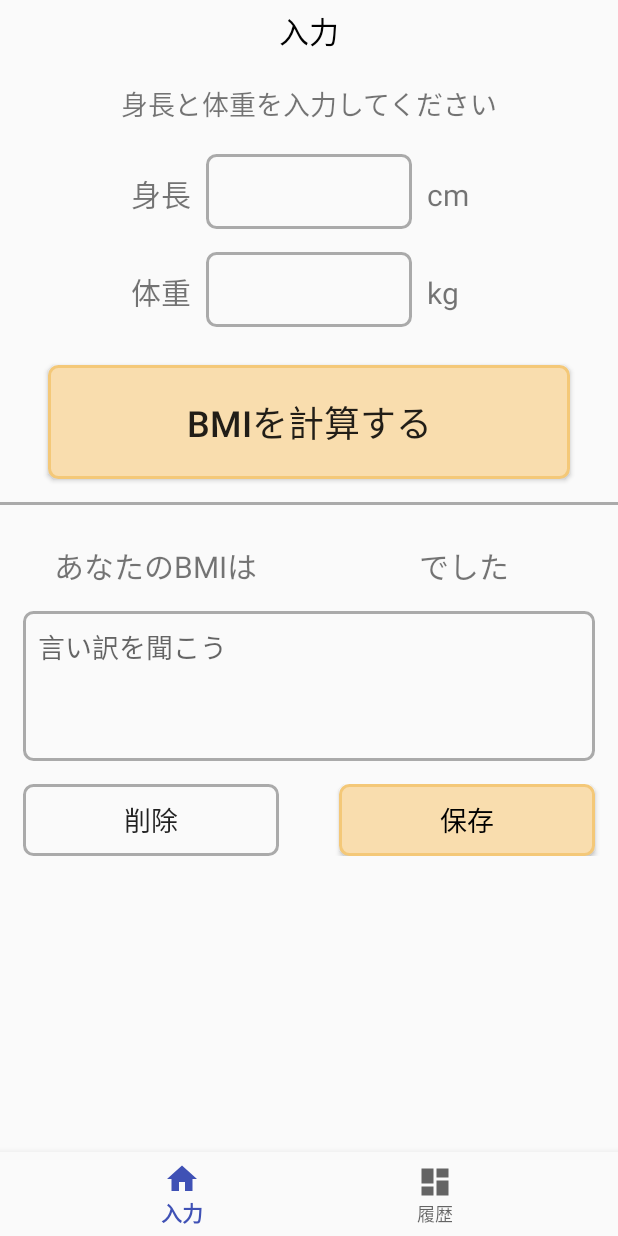
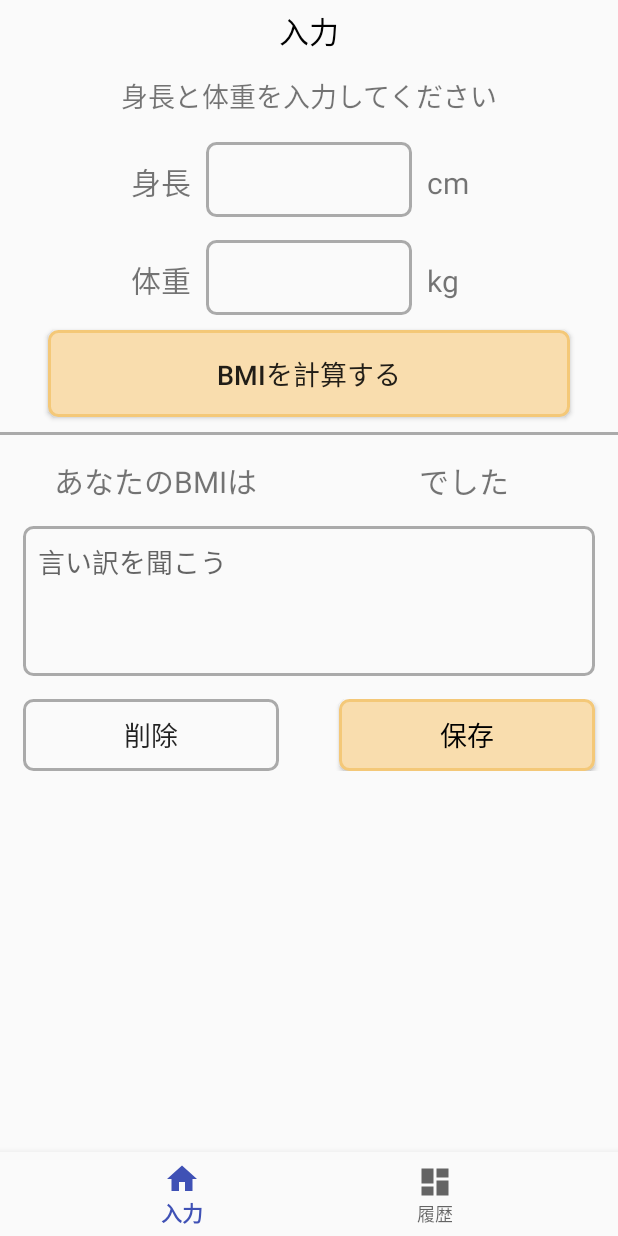
Before and after one commit to r-hisaura/BMIApp-Android, an Android app: the screen it shows after launch (MainActivity), on a phone screen of 412 x 824 dp. Run offline under Robolectric (Android 15) with nearby library versions, the phone set to English and light mode, and no system bars.

Commit message:
解像度の低い端末で見切れていたので、微調整

```diff
--- a/app/src/main/res/layout-v26/fragment_input.xml
+++ b/app/src/main/res/layout/fragment_input.xml
@@ -43,8 +43,8 @@
                 android:id="@+id/caption_text"
                 android:layout_width="match_parent"
                 android:layout_height="wrap_content"
-                android:layout_marginTop="15dp"
                 android:layout_marginBottom="10dp"
+                android:layout_marginTop="10dp"
                 android:gravity="center"
                 android:text="@string/info_input"
                 android:textSize="18sp" />
@@ -52,7 +52,7 @@
             <LinearLayout
                 android:layout_width="match_parent"
                 android:layout_height="match_parent"
-                android:layout_marginTop="10dp"
+                android:layout_marginTop="7dp"
                 android:orientation="horizontal">
 
                 <TextView
@@ -72,7 +72,7 @@
                     android:layout_weight="1"
                     android:autoLink="phone"
                     android:background="@drawable/frame_style_2"
-                    android:ems="10"
+                    android:ems="5"
                     android:inputType="numberDecimal"
                     android:paddingEnd="10dp"
                     android:selectAllOnFocus="false"
@@ -84,8 +84,8 @@
                     android:id="@+id/cm_text"
                     android:layout_width="match_parent"
                     android:layout_height="wrap_content"
+                    android:layout_marginBottom="17dp"
                     android:layout_marginStart="10dp"
-                    android:layout_marginBottom="17dp"
                     android:layout_weight="1"
                     android:text="@string/info_cm"
                     android:textSize="20sp" />
@@ -115,7 +115,7 @@
                     android:layout_weight="1"
                     android:autoLink="phone"
                     android:background="@drawable/frame_style_2"
-                    android:ems="10"
+                    android:ems="5"
                     android:inputType="numberDecimal"
                     android:paddingEnd="10dp"
                     android:selectAllOnFocus="false"
@@ -140,21 +140,21 @@
                 style="@style/Widget.AppCompat.Button"
                 android:layout_width="match_parent"
                 android:layout_height="wrap_content"
+                android:layout_marginBottom="10dp"
                 android:layout_marginLeft="32dp"
-                android:layout_marginTop="25dp"
                 android:layout_marginRight="32dp"
-                android:layout_marginBottom="15dp"
+                android:layout_marginTop="10dp"
                 android:layout_weight="1"
                 android:background="@drawable/frame_style"
-                android:paddingTop="20dp"
-                android:paddingBottom="20dp"
+                android:paddingBottom="15dp"
+                android:paddingTop="15dp"
                 android:text="@string/button_calc_bmi"
-                android:textSize="24sp" />
+                android:textSize="18sp" />
 
             <View
                 android:layout_width="fill_parent"
                 android:layout_height="2dp"
-                android:layout_marginBottom="20dp"
+                android:layout_marginBottom="10dp"
                 android:background="@android:color/darker_gray" />
 
             <LinearLayout
```
